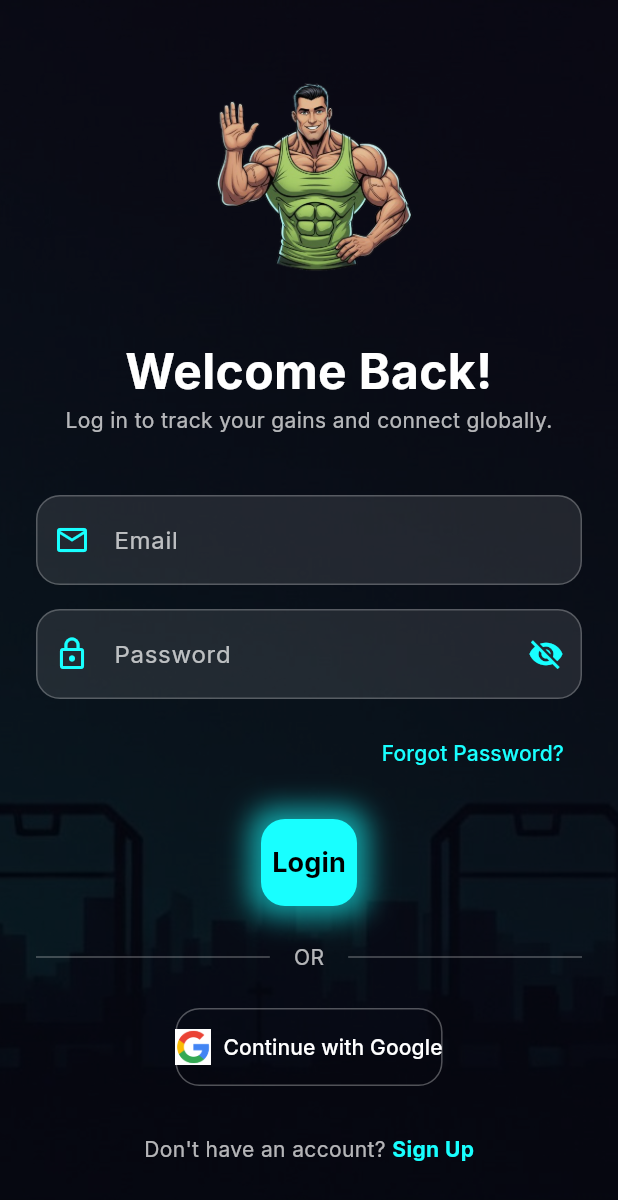
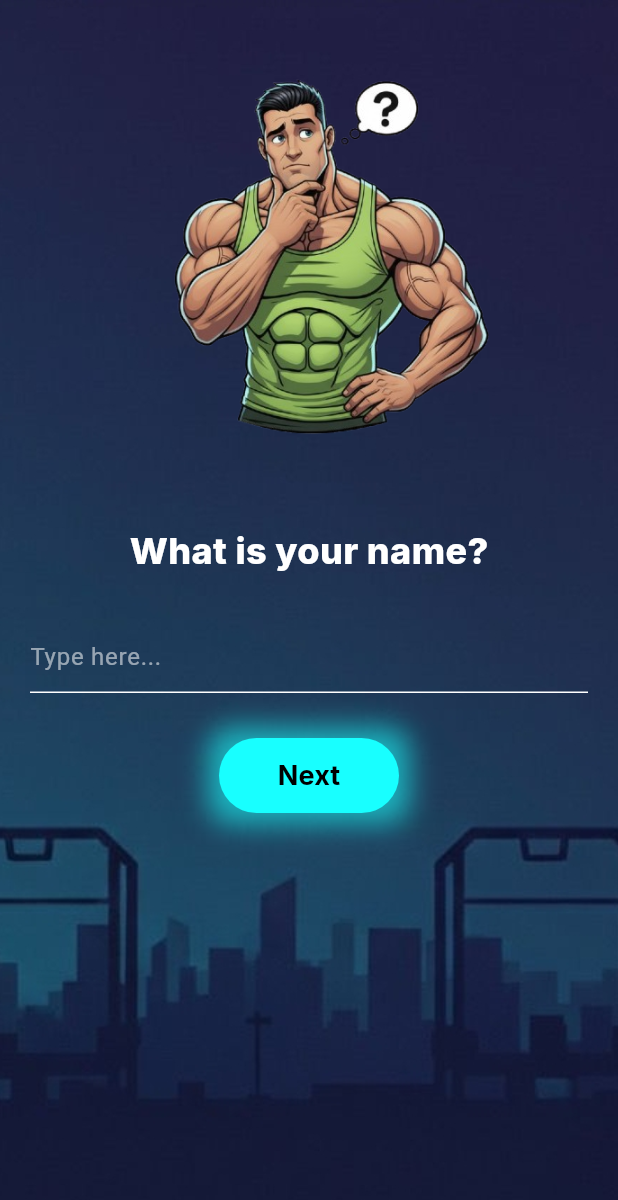
Before and after one commit to harsh-11-12/Gym-Globe, a Flutter app: the screen it shows after launch, on a phone screen of 412 x 824 dp. Shown: the top 1200 px of the screen. Run offline on Flutter 3.47's test engine with Material 3 defaults, Android fonts, the phone set to English and light mode, and no system bars; drawn by our look-alikes of animated_text_kit; our stand-ins replace google_fonts, velocity_x.

Commit message:
Sign up page added by amit

```diff
--- a/lib/main.dart
+++ b/lib/main.dart
@@ -1,6 +1,7 @@
 import 'package:flutter/material.dart';
 import 'package:gym_globe/pages/home_page.dart';
 import 'package:gym_globe/pages/login_page.dart';
+import 'package:gym_globe/pages/signup_page.dart';
 
 void main() {
   runApp(MyApp());
@@ -15,10 +16,11 @@ class MyApp extends StatelessWidget {
       themeMode: ThemeMode.system,
 
       home: HomePage(),
-      initialRoute: '/login',
+      initialRoute: '/signup',
       routes: {
         '/home': (context) => HomePage(),
         '/login': (context) => LoginPage(),
+        '/signup': (context) => SignupPage(),
       },
     );
   }
--- /dev/null
+++ b/lib/pages/signup_page.dart
@@ -0,0 +1,269 @@
+import 'package:flutter/material.dart';
+import 'package:animated_text_kit/animated_text_kit.dart';
+import 'package:google_fonts/google_fonts.dart';
+import 'package:velocity_x/velocity_x.dart';
+
+class SignupPage extends StatefulWidget {
+  const SignupPage({super.key});
+
+  @override
+  State<SignupPage> createState() => _SignupPageState();
+}
+
+class _SignupPageState extends State<SignupPage> with TickerProviderStateMixin {
+  final TextEditingController _controller = TextEditingController();
+  String? errorText;
+
+  // Data storage
+  Map<String, String> userData = {};
+  int currentStep = 0;
+
+  // Questions and corresponding images
+  final List<Map<String, String>> steps = [
+    {
+      'question': 'What is your name?',
+      'image': 'assets/images/avatar_thinking.png',
+    },
+    {
+      'question': 'Enter your email address',
+      'image': 'assets/images/avatar_thinking.png',
+    },
+    {
+      'question': 'Create a password',
+      'image': 'assets/images/avatar_thinking.png',
+    },
+  ];
+  bool _isLoading = false;
+  late final Animation<double> _glowAnim;
+  late final AnimationController _glowCtrl;
+
+  @override
+  void initState() {
+    super.initState();
+    _glowCtrl = AnimationController(
+      vsync: this,
+      duration: const Duration(milliseconds: 1500),
+    )..repeat(reverse: true);
+    _glowAnim = Tween<double>(
+      begin: 4.0,
+      end: 16.0,
+    ).animate(CurvedAnimation(parent: _glowCtrl, curve: Curves.easeInOut));
+    _controller.addListener(() {
+      final text = _controller.text;
+
+      // Example logic: change image once user starts typing
+      if (text.isNotEmpty) {
+        setState(() {
+          steps[currentStep]['image'] = 'assets/images/avatar_agree.png';
+        });
+      }
+    });
+
+    // IMPROVEMENT: No need to listen to controller for live name preview
+    // We'll show "Welcome Back, [Name]!" only after successful login
+  }
+
+  @override
+  void dispose() {
+    _glowCtrl.dispose();
+    super.dispose();
+  }
+
+  void nextStep() {
+    final text = _controller.text;
+
+    //  Step-based validation
+    if (text.isEmpty) {
+      setState(() {
+        errorText = "This field can't be empty!";
+      });
+      return;
+    }
+
+    if (currentStep == 1 && !text.contains('@')) {
+      setState(() {
+        errorText = "Please enter a valid email!";
+      });
+      return;
+    }
+
+    if (currentStep == 2 && text.length < 6) {
+      setState(() {
+        errorText = "Password must be at least 6 characters!";
+      });
+      return;
+    }
+
+    //  If valid, clear error and continue
+    setState(() {
+      errorText = null;
+    });
+    // Save user data according to step
+    switch (currentStep) {
+      case 0:
+        userData['name'] = _controller.text;
+        break;
+      case 1:
+        userData['email'] = _controller.text;
+        break;
+      case 2:
+        userData['password'] = _controller.text;
+        break;
+    }
+
+    if (currentStep < steps.length - 1) {
+      setState(() {
+        currentStep++;
+        _controller.clear();
+      });
+    } else {
+      // Signup complete logic
+      print('Signup Data: $userData');
+    }
+  }
+
+  void _navigateToRoleSelection() {
+    Navigator.of(context).pushReplacementNamed('/role_selection');
+  }
+
+  @override
+  Widget build(BuildContext context) {
+    final current = steps[currentStep];
+    return Scaffold(
+      resizeToAvoidBottomInset: true,
+      backgroundColor: Colors.black,
+      body: SafeArea(
+        child: Container(
+          width: double.infinity,
+          height: double.infinity,
+          child: Stack(
+            children: [
+              Positioned.fill(
+                child: Image.asset(
+                  'assets/images/background.jpeg',
+                  fit: BoxFit.cover,
+                ),
+              ),
+              SingleChildScrollView(
+                child: Padding(
+                  padding: const EdgeInsets.all(20),
+                  child: Column(
+                    mainAxisAlignment: MainAxisAlignment.center,
+                    children: [
+                      // Animated image
+                      AnimatedSwitcher(
+                        duration: const Duration(milliseconds: 800),
+                        child: Image.asset(
+                          current['image']!,
+                          key: ValueKey<String>(current['image']!),
+                          height: 300,
+                        ),
+                      ),
+                      const SizedBox(height: 30),
+
+                      // Animated question text
+                      AnimatedTextKit(
+                        key: ValueKey(currentStep),
+                        totalRepeatCount: 1,
+                        animatedTexts: [
+                          TyperAnimatedText(
+                            current['question']!,
+                            textStyle: GoogleFonts.inter(
+                              color: Colors.white,
+                              fontSize: 24,
+                              fontWeight: FontWeight.w800,
+                            ),
+                            speed: const Duration(milliseconds: 50),
+                          ),
+                        ],
+                      ),
+                      const SizedBox(height: 30),
+
+                      // Single input box
+                      TextField(
+                        controller: _controller,
+                        style: const TextStyle(color: Colors.white),
+                        decoration: const InputDecoration(
+                          hintText: 'Type here...',
+                          hintStyle: TextStyle(color: Colors.white54),
+                          enabledBorder: UnderlineInputBorder(
+                            borderSide: BorderSide(color: Colors.white),
+                          ),
+                          focusedBorder: UnderlineInputBorder(
+                            borderSide: BorderSide(color: Colors.cyanAccent),
+                          ),
+                        ),
+                      ),
+                      if (errorText != null)
+                        Padding(
+                          padding: const EdgeInsets.only(top: 8),
+                          child: Text(
+                            errorText!,
+                            style: const TextStyle(
+                              color: Colors.redAccent,
+                              fontSize: 14,
+                              fontWeight: FontWeight.w500,
+                            ),
+                          ),
+                        ),
+
+                      const SizedBox(height: 30),
+
+                      // Next Button
+                      AnimatedBuilder(
+                        animation: _glowAnim,
+                        builder: (context, child) {
+                          return Container(
+                            decoration: BoxDecoration(
+                              borderRadius: BorderRadius.circular(16),
+                              boxShadow: [
+                                BoxShadow(
+                                  color: Colors.cyanAccent.withOpacity(0.6),
+                                  blurRadius: _glowAnim.value,
+                                  spreadRadius: _glowAnim.value / 2,
+                                ),
+                              ],
+                            ),
+                            child: ElevatedButton(
+                              onPressed: currentStep == steps.length
+                                  ? _navigateToRoleSelection
+                                  : nextStep,
+                              style: ElevatedButton.styleFrom(
+                                backgroundColor: Colors.cyanAccent,
+                                foregroundColor: Colors.black,
+
+                                elevation: 0,
+                              ),
+                              child: _isLoading
+                                  ? const SizedBox(
+                                      height: 20,
+                                      width: 20,
+                                      child: CircularProgressIndicator(
+                                        color: Colors.black,
+                                        strokeWidth: 2,
+                                      ),
+                                    )
+                                  : Text(
+                                      currentStep == steps.length - 1
+                                          ? 'Finish'
+                                          : 'Next',
+                                      style: GoogleFonts.inter(
+                                        fontSize: 18,
+                                        fontWeight: FontWeight.bold,
+                                      ),
+                                    ),
+                            ).wh(120, 50),
+                          );
+                        },
+                      ),
+                    ],
+                  ),
+                ),
+              ),
+            ],
+          ),
+        ),
+      ),
+    );
+  }
+}
--- a/lib/utils/routes.dart
+++ b/lib/utils/routes.dart
@@ -2,4 +2,5 @@ class MyRoutes {
   // static String loginRoute = "/login";
   static String homeRoute = "/home";
   static String loginRoute = "/login";
+  static String signUpRoute = "/signup";
 }
--- a/pubspec.yaml
+++ b/pubspec.yaml
@@ -32,7 +32,7 @@ dependencies:
     sdk: flutter
   velocity_x: ^4.3.1
   google_fonts: ^6.3.2
-
+  animated_text_kit: ^4.3.0
   # The following adds the Cupertino Icons font to your application.
   # Use with the CupertinoIcons class for iOS style icons.
 
```
Also changed, not shown: assets/images/avatar.png (added), assets/images/avatar_agree.png (added), assets/images/avatar_thinking.png (added), pubspec.lock.
